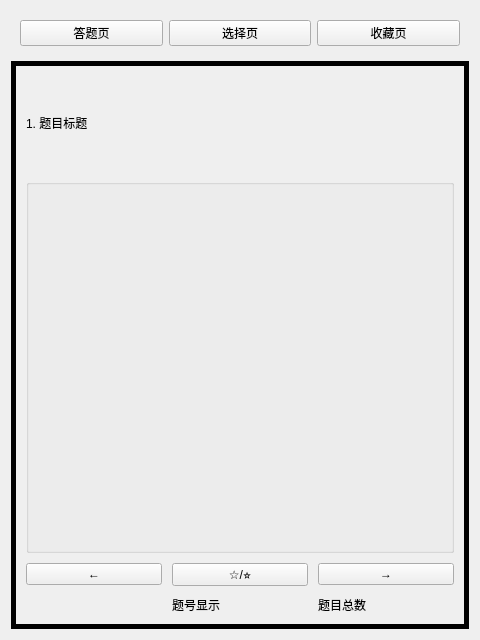
azh-1415926/CS_Contest, file src/ui/widgetOfStart.ui: the form before one commit.
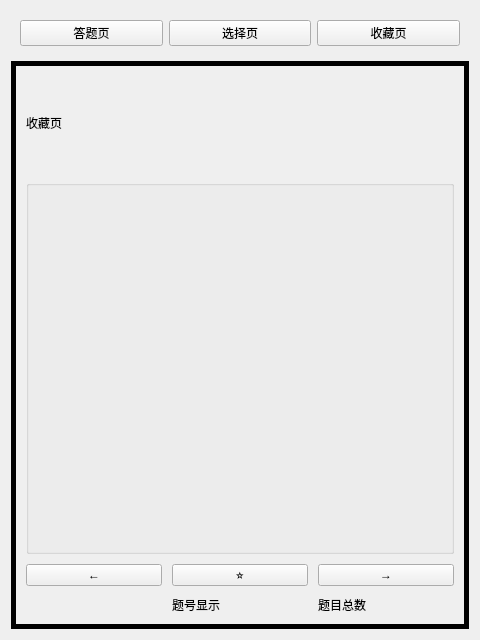
The form after the commit. The open tabs and pages were chosen to show the change. Custom widgets are drawn as their Qt base class.

Commit message: 增加了收藏页面，重命名了一些变量

The edit to the form file:
```diff
--- a/src/ui/widgetOfStart.ui
+++ b/src/ui/widgetOfStart.ui
@@ -69,7 +69,7 @@
        <item>
         <widget class="QLabel" name="textOfQuestion">
          <property name="text">
-          <string>1. 题目标题</string>
+          <string>答题页</string>
          </property>
          <property name="wordWrap">
           <bool>true</bool>
@@ -105,7 +105,7 @@
          <item row="0" column="1">
           <widget class="QPushButton" name="collectButton">
            <property name="text">
-            <string>☆/⭐</string>
+            <string>☆</string>
            </property>
           </widget>
          </item>
@@ -193,7 +193,101 @@
        </item>
       </layout>
      </widget>
-     <widget class="QWidget" name="pageOfCollect"/>
+     <widget class="QWidget" name="pageOfCollection">
+      <layout class="QVBoxLayout" name="layoutOfPage2" stretch="1,4,0">
+       <property name="spacing">
+        <number>10</number>
+       </property>
+       <property name="leftMargin">
+        <number>10</number>
+       </property>
+       <property name="topMargin">
+        <number>10</number>
+       </property>
+       <property name="rightMargin">
+        <number>10</number>
+       </property>
+       <property name="bottomMargin">
+        <number>10</number>
+       </property>
+       <item>
+        <widget class="QLabel" name="textOfCollection">
+         <property name="text">
+          <string>收藏页</string>
+         </property>
+        </widget>
+       </item>
+       <item>
+        <widget class="clickOptions" name="optionsOfCollection">
+         <property name="title">
+          <string/>
+         </property>
+         <layout class="QVBoxLayout" name="layoutOfOptions_2">
+          <property name="spacing">
+           <number>5</number>
+          </property>
+          <property name="leftMargin">
+           <number>5</number>
+          </property>
+          <property name="topMargin">
+           <number>5</number>
+          </property>
+          <property name="rightMargin">
+           <number>5</number>
+          </property>
+          <property name="bottomMargin">
+           <number>5</number>
+          </property>
+         </layout>
+        </widget>
+       </item>
+       <item>
+        <layout class="QGridLayout" name="layoutOfOperateCollection">
+         <item row="0" column="1">
+          <widget class="QPushButton" name="cancelCollectionButton">
+           <property name="text">
+            <string>⭐</string>
+           </property>
+          </widget>
+         </item>
+         <item row="0" column="2">
+          <widget class="QPushButton" name="nextCollectionButton">
+           <property name="text">
+            <string>→</string>
+           </property>
+          </widget>
+         </item>
+         <item row="0" column="0">
+          <widget class="QPushButton" name="fowardCollectionButton">
+           <property name="text">
+            <string>←</string>
+           </property>
+          </widget>
+         </item>
+         <item row="1" column="2">
+          <widget class="QLabel" name="sumOfCollection">
+           <property name="text">
+            <string>题目总数</string>
+           </property>
+          </widget>
+         </item>
+         <item row="1" column="1">
+          <widget class="QLabel" name="indexOfCurrentCollection">
+           <property name="enabled">
+            <bool>true</bool>
+           </property>
+           <property name="layoutDirection">
+            <enum>Qt::LeftToRight</enum>
+           </property>
+           <property name="text">
+            <string>题号显示</string>
+           </property>
+          </widget>
+         </item>
+        </layout>
+       </item>
+      </layout>
+     </widget>
     </widget>
    </item>
   </layout>
```
Left out of the diff: 18 changed lines with no effect on the pictures. The commit also changes 3 other files.
